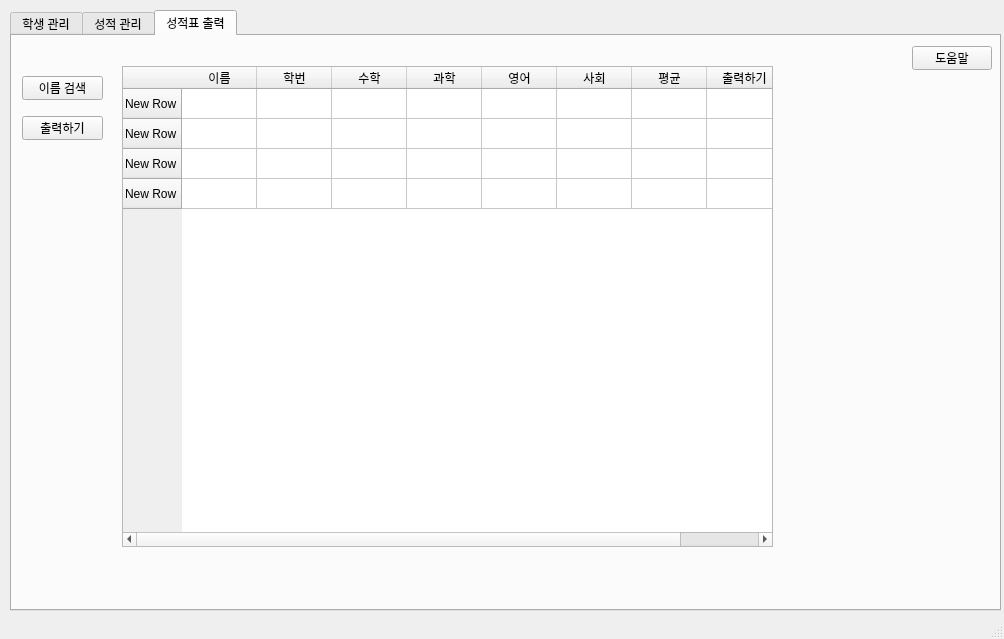
Qt form QManager/manager.ui (mekhanjc/student_grade_manager) before a commit.
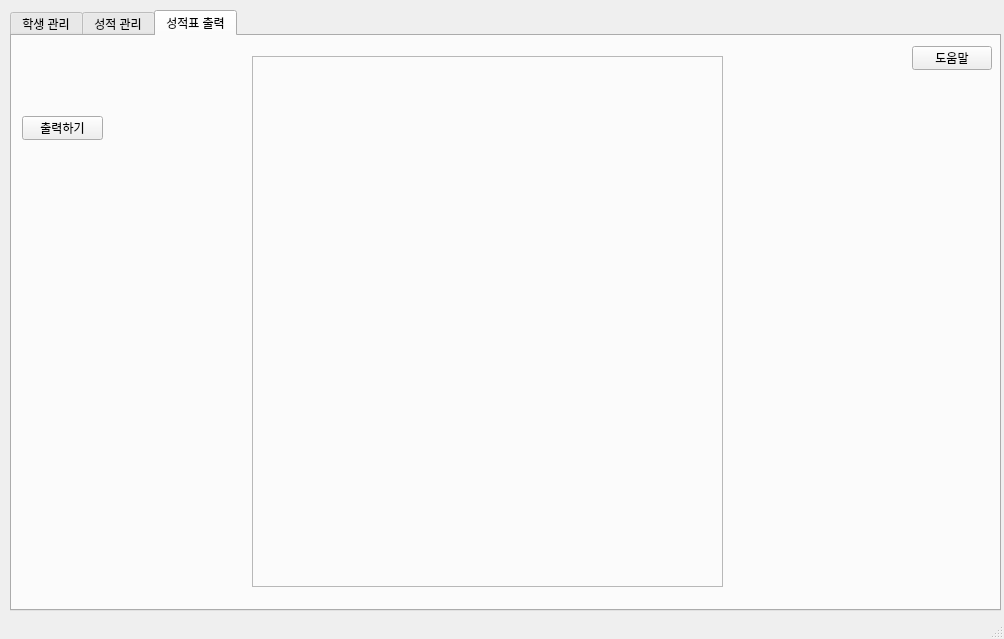
The same form after that commit. The open tabs and pages were chosen to show the change.

What changed in the file:
```diff
--- a/QManager/manager.ui
+++ b/QManager/manager.ui
@@ -532,79 +532,6 @@
      <attribute name="title">
       <string>성적표 출력</string>
      </attribute>
-     <widget class="QTableWidget" name="tableWidgetGrade_2">
-      <property name="geometry">
-       <rect>
-        <x>110</x>
-        <y>30</y>
-        <width>651</width>
-        <height>481</height>
-       </rect>
-      </property>
-      <attribute name="horizontalHeaderDefaultSectionSize">
-       <number>75</number>
-      </attribute>
-      <row>
-       <property name="text">
-        <string>New Row</string>
-       </property>
-      </row>
-      <row>
-       <property name="text">
-        <string>New Row</string>
-       </property>
-      </row>
-      <row>
-       <property name="text">
-        <string>New Row</string>
-       </property>
-      </row>
-      <row>
-       <property name="text">
-        <string>New Row</string>
-       </property>
-      </row>
-      <column>
-       <property name="text">
-        <string>이름</string>
-       </property>
-      </column>
-      <column>
-       <property name="text">
-        <string>학번</string>
-       </property>
-      </column>
-      <column>
-       <property name="text">
-        <string>수학</string>
-       </property>
-      </column>
-      <column>
-       <property name="text">
-        <string>과학</string>
-       </property>
-      </column>
-      <column>
-       <property name="text">
-        <string>영어</string>
-       </property>
-      </column>
-      <column>
-       <property name="text">
-        <string>사회</string>
-       </property>
-      </column>
-      <column>
-       <property name="text">
-        <string>평균</string>
-       </property>
-      </column>
-      <column>
-       <property name="text">
-        <string>출력하기</string>
-       </property>
-      </column>
-     </widget>
      <widget class="QPushButton" name="printButton">
       <property name="geometry">
        <rect>
@@ -621,22 +548,6 @@
        <string>출력하기</string>
       </property>
      </widget>
-     <widget class="QPushButton" name="pushButton_12">
-      <property name="geometry">
-       <rect>
-        <x>10</x>
-        <y>40</y>
-        <width>81</width>
-        <height>24</height>
-       </rect>
-      </property>
-      <property name="toolTip">
-       <string>이름으로 검색합니다.</string>
-      </property>
-      <property name="text">
-       <string>이름 검색</string>
-      </property>
-     </widget>
      <widget class="QPushButton" name="helppushButton_3">
       <property name="geometry">
        <rect>
@@ -650,6 +561,22 @@
        <string>도움말</string>
       </property>
      </widget>
+     <widget class="QFrame" name="frame">
+      <property name="geometry">
+       <rect>
+        <x>240</x>
+        <y>20</y>
+        <width>471</width>
+        <height>531</height>
+       </rect>
+      </property>
+      <property name="frameShape">
+       <enum>QFrame::Shape::StyledPanel</enum>
+      </property>
+      <property name="frameShadow">
+       <enum>QFrame::Shadow::Raised</enum>
+      </property>
+     </widget>
     </widget>
    </widget>
   </widget>
```
Left out of the diff: 6 changed lines with no effect on the pictures.
